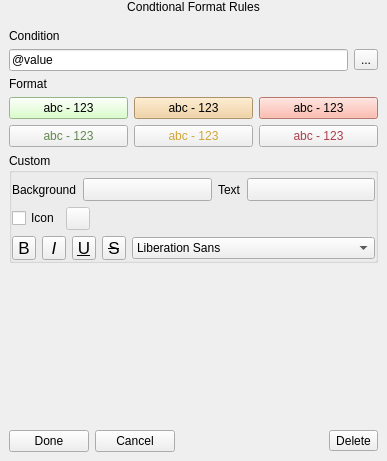
Old version of the form src/ui/qgsfieldconditionalformatwidget.ui in the repository carsmie/QGIS.
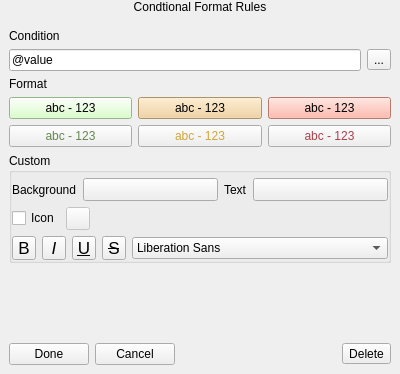
New version of the form. Icons and pictures are not drawn. Custom widgets are drawn as their Qt base class.

Commit message: Set better size for conditional format widget

Diff of the .ui file:
```diff
--- a/src/ui/qgsfieldconditionalformatwidget.ui
+++ b/src/ui/qgsfieldconditionalformatwidget.ui
@@ -6,16 +6,22 @@
    <rect>
     <x>0</x>
     <y>0</y>
-    <width>387</width>
-    <height>461</height>
+    <width>400</width>
+    <height>374</height>
    </rect>
   </property>
   <property name="sizePolicy">
-   <sizepolicy hsizetype="Preferred" vsizetype="Preferred">
+   <sizepolicy hsizetype="Fixed" vsizetype="Preferred">
     <horstretch>0</horstretch>
     <verstretch>0</verstretch>
    </sizepolicy>
   </property>
+  <property name="maximumSize">
+   <size>
+    <width>400</width>
+    <height>16777215</height>
+   </size>
+  </property>
   <property name="windowTitle">
    <string>Form</string>
   </property>
@@ -120,6 +126,12 @@
       <layout class="QGridLayout" name="gridLayout_3">
        <item row="0" column="0">
         <widget class="QLabel" name="label">
+         <property name="sizePolicy">
+          <sizepolicy hsizetype="Minimum" vsizetype="Preferred">
+           <horstretch>0</horstretch>
+           <verstretch>0</verstretch>
+          </sizepolicy>
+         </property>
          <property name="text">
           <string>Condition</string>
          </property>
```
The commit also changes 2 other files.
